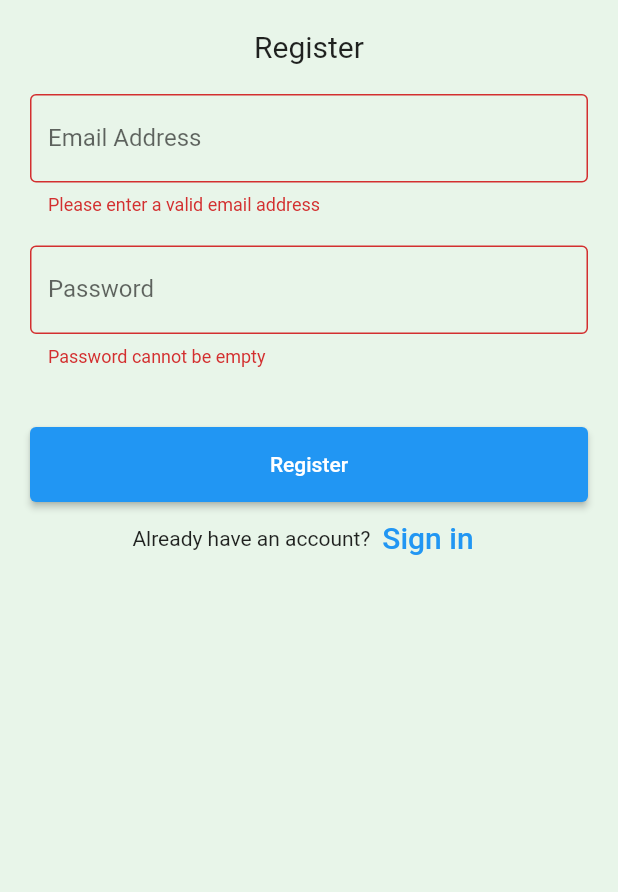
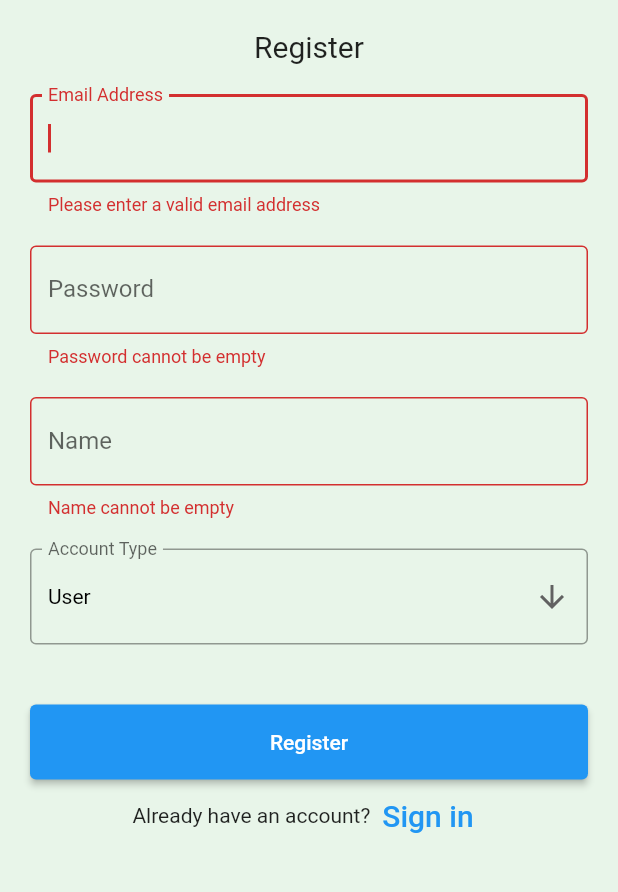
Before and after one commit to youngruiz/AdoptionHero, a Flutter app: the screen it shows after launch, after a tap on "Register", on a phone screen of 412 x 824 dp, the part 167-1059 px from its top. Run offline on Flutter 3.47's test engine with Material 2 defaults, Android fonts, the phone set to English and light mode, and no system bars; our stand-ins replace cloud_firestore, firebase_auth, firebase_core, firebase_storage, image_picker; missing offline and left inert: cloud_firestore_web, firebase_auth_web, firebase_core_web, firebase_storage_web, image_picker_for_web; accounts and stored records are empty.

Commit message:
Combined add user and register into one screen.

```diff
--- a/lib/screens/login.dart
+++ b/lib/screens/login.dart
@@ -110,6 +110,7 @@ class _LoginWidgetState extends State<LoginWidget> {
   Widget emailField(){
     return TextFormField(
       controller: _emailField,
+      autofocus: true,
       decoration: const InputDecoration(
         border: OutlineInputBorder(),
         labelText: 'Email Address',
--- a/lib/screens/register.dart
+++ b/lib/screens/register.dart
@@ -1,9 +1,11 @@
 import 'package:adoption_hero/screens/add_user.dart';
 import 'package:adoption_hero/screens/navigator_scaffold.dart';
+import 'package:cloud_firestore/cloud_firestore.dart';
 import 'package:firebase_auth/firebase_auth.dart';
 import 'package:flutter/material.dart';
 import 'package:adoption_hero/screens/login.dart';
 import 'package:flutter/services.dart';
+import 'package:intl/intl.dart';
 
 
 
@@ -19,6 +21,11 @@ class _RegisterWidgetState extends State<RegisterWidget> {
   final formKey = GlobalKey<FormState>();
   final TextEditingController _emailField = TextEditingController();
   final TextEditingController _passwordField = TextEditingController();
+
+  String dropdownValue = "User";
+  String? name;
+  String? email;
+  String? userType;
 
   @override
   Widget build(BuildContext context) {
@@ -57,11 +64,19 @@ class _RegisterWidgetState extends State<RegisterWidget> {
                   child: emailField(),
                 ),
                 Container(
-                  padding: const EdgeInsets.fromLTRB(10, 10, 10, 0),
+                  padding: const EdgeInsets.all(10),
                   child: passwordField(),
                 ),
                 Container(
-                  height: 40,
+                  padding: const EdgeInsets.all(10),
+                  child: userNameField(),
+                ),
+                Container(
+                  padding: const EdgeInsets.all(10),
+                  child: accountTypeDropdown(),
+                ),
+                Container(
+                  height: 30,
                 ),
                 Container(
                   height: 50,
@@ -98,6 +113,7 @@ class _RegisterWidgetState extends State<RegisterWidget> {
   Widget emailField(){
     return TextFormField(
       controller: _emailField,
+      autofocus: true,
       decoration: const InputDecoration(
         border: OutlineInputBorder(),
         labelText: 'Email Address',
@@ -130,19 +146,77 @@ class _RegisterWidgetState extends State<RegisterWidget> {
     );
   }
 
+  Widget userNameField(){
+    return TextFormField(
+      decoration: const InputDecoration(
+        border: OutlineInputBorder(),
+        labelText: 'Name'
+      ),
+      validator: (value) {
+        if(value!.isEmpty){
+          return 'Name cannot be empty';
+        } else {
+          return null;
+        }
+      },
+      onSaved: (value) {
+        name = value;
+      }
+    );
+  }
+
+  Widget accountTypeDropdown() {
+    return DropdownButtonFormField (
+      style: const TextStyle(color: Colors.black),
+      value: "User",
+      icon: const Icon(Icons.arrow_downward),
+      decoration: const InputDecoration(
+          labelText: "Account Type",
+          border: OutlineInputBorder()
+      ),
+      items: <String>["Admin", "User"]
+      .map<DropdownMenuItem<String>>((String value) {
+        return DropdownMenuItem<String>(
+          value: value,
+          child: Text(value.toString())
+        );
+      }).toList(),
+      onChanged: (value) {
+        setState((){
+          dropdownValue = value.toString();
+        });
+      },
+      onSaved: (value) {
+        userType = value.toString();
+      },
+    );
+  }
+
   Widget registerButton(){
     return ElevatedButton(
       child: const Text('Register'),
       onPressed: () async {
         if(formKey.currentState!.validate()){
           formKey.currentState!.save();
+          uploadData();
           bool shouldNavigate = await register();
           if(shouldNavigate){
-            Navigator.of(context).pushReplacement(MaterialPageRoute(builder: (context) => const AddUser()));
+            Navigator.of(context).pushReplacement(MaterialPageRoute(builder: (context) => const NavigatorScaffold()));
           }
         }
       },
     );
+  }
+
+  void uploadData() async {
+    FirebaseFirestore.instance
+      .collection('users')
+      .add({
+        'name': name,
+        'email': _emailField.text.trim(),
+        'userType': userType,
+        'dateCreated': DateFormat.yMMMMEEEEd().format(DateTime.now()).toString(),
+      });
   }
 
   Widget signInLink(){
```
